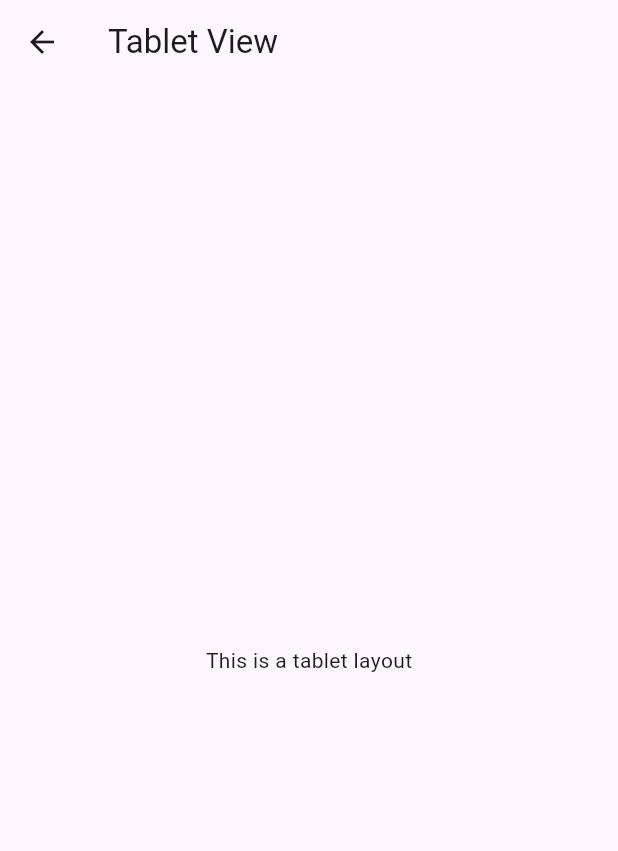
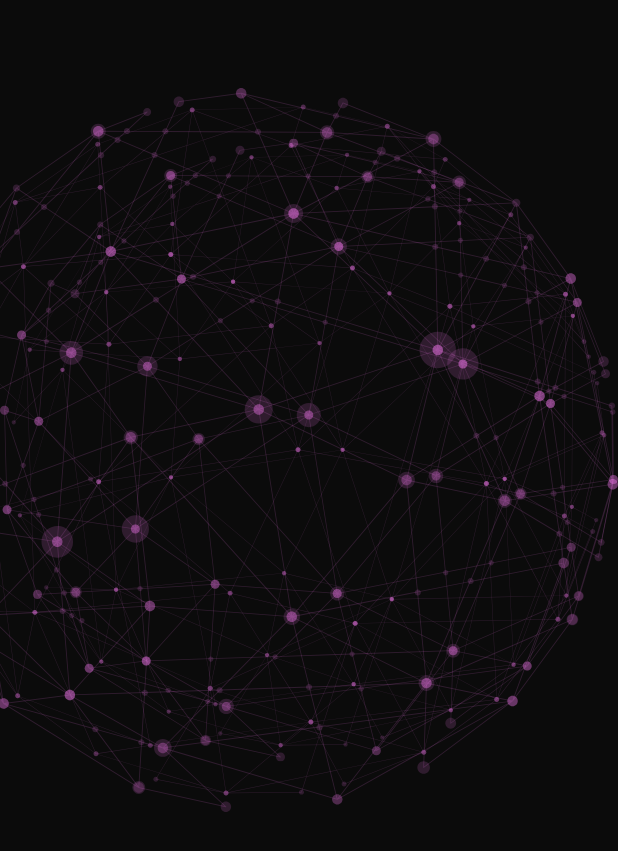
Before and after one commit to GigglesDating/safer, a Flutter app: the TabletLayoutHome screen opened directly, on a phone screen of 412 x 824 dp. Shown: the top 851 px of the screen. Run offline on Flutter 3.47's test engine with Material 3 defaults, Android fonts, the phone set to English and light mode, and no system bars; our stand-ins replace carousel_slider, flutter_svg, google_fonts, video_player.

Commit message:
initial commit

```diff
--- a/lib/Home/Tablet_layout.dart
+++ b/lib/Home/Tablet_layout.dart
@@ -1,11 +1,47 @@
 import 'package:flutter/material.dart';
+import 'package:flutter_svg/svg.dart';
 
 class TabletLayoutHome extends StatelessWidget {
   @override
   Widget build(BuildContext context) {
+    final screenWidth = MediaQuery.of(context).size.width;
+    final screenHeight = MediaQuery.of(context).size.height;
     return Scaffold(
-      appBar: AppBar(title: Text("Tablet View")),
-      body: Center(child: Text("This is a tablet layout")),
+      body: SingleChildScrollView(
+        child: Column(
+          children: [
+            Stack(
+              children: [
+                Container(
+                  height: screenHeight * 6.84,
+                  width: screenWidth,
+                  decoration: BoxDecoration(
+                    color: const Color.fromARGB(244, 0, 0, 0),
+                  ),
+                ),
+                SvgPicture.asset(
+                  'assets/images/Network_SVG.svg',
+                  width: 600,
+                  height: 600,
+                ),
+                SvgPicture.asset(
+                  'assets/images/network_2.svg',
+                  width: 600,
+                  height: 600,
+                ),
+                Padding(
+                  padding: const EdgeInsets.only(top: 2150),
+                  child: Image.asset('assets/images/Ellipse 3.png'),
+                ),
+                Padding(
+                  padding: const EdgeInsets.only(top: 750, right: 1000),
+                  child: Image.asset('assets/images/Ellipse 3.png'),
+                ),
+              ],
+            ),
+          ],
+        ),
+      ),
     );
   }
 }
```
